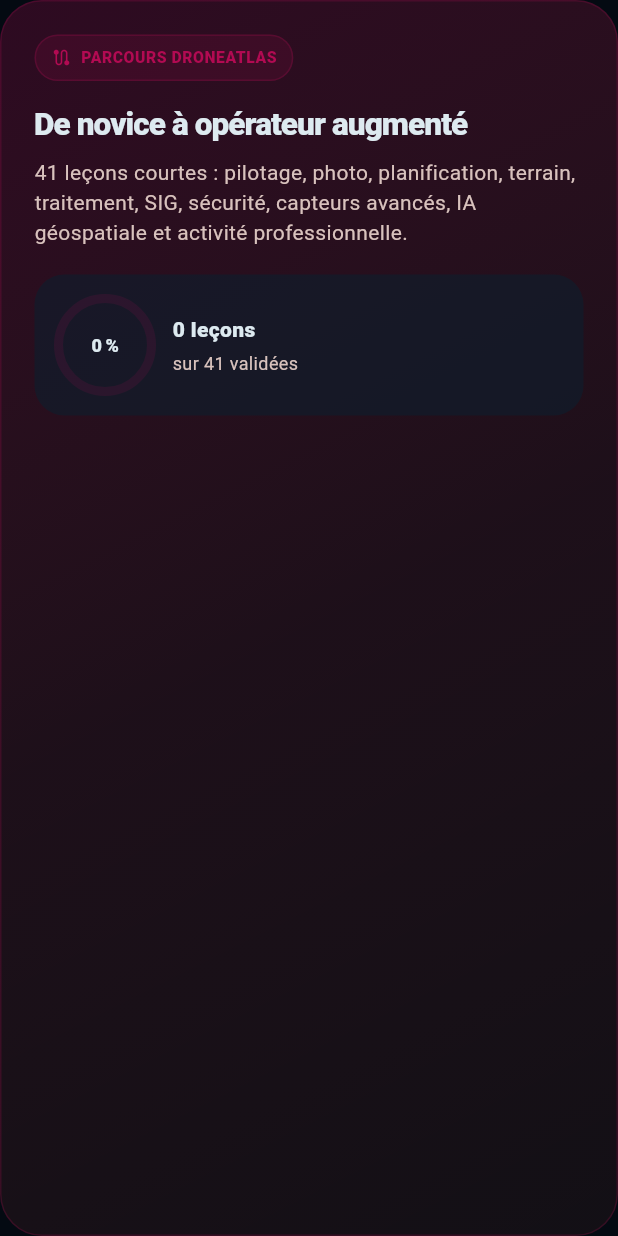
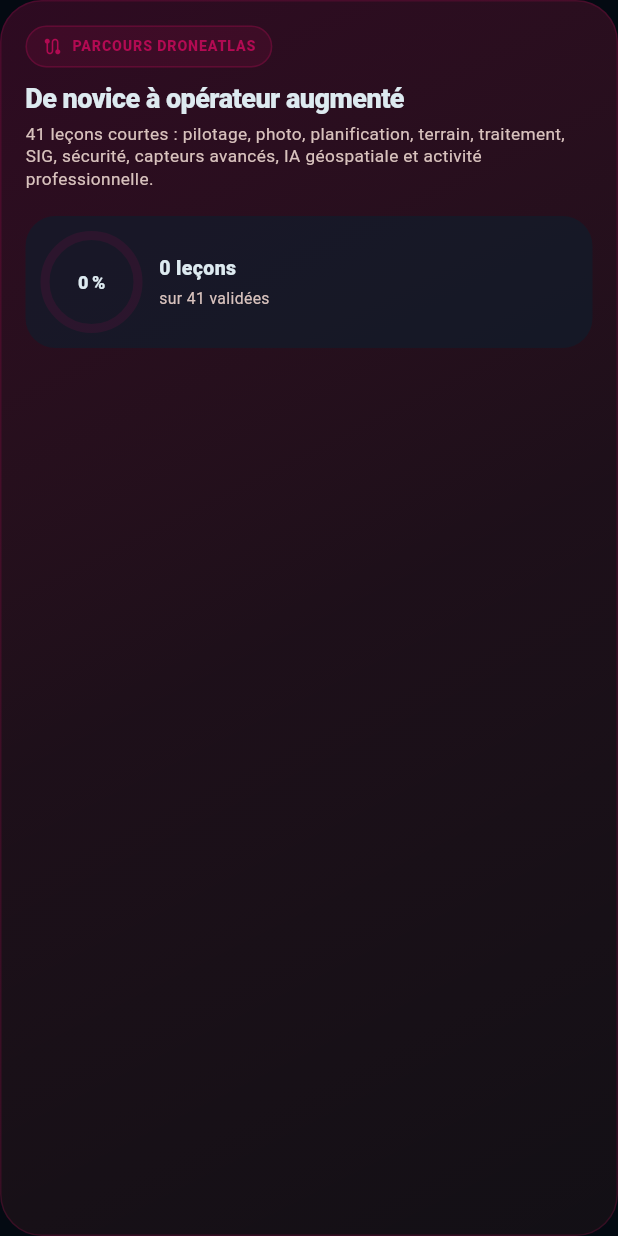
Before and after one commit to yoonbuwoor/NOVDAC, a Flutter app: the _AcademyHeader widget shown alone on an empty page, opened directly with empty values, on a phone screen of 412 x 824 dp. Run offline on Flutter 3.47's test engine with Material 3 defaults, Android fonts, the phone set to English and light mode, and no system bars; our stand-ins replace flutter_local_notifications, geolocator, shared_preferences; missing offline and left inert: workmanager; accounts and stored records are empty; statements that could not run were skipped.

Commit message:
Add files via upload

```diff
--- a/lib/screens/learn_screen.dart
+++ b/lib/screens/learn_screen.dart
@@ -58,7 +58,7 @@
 
     final mediaQuery = MediaQuery.of(context);
     return MediaQuery(
-      data: mediaQuery.copyWith(textScaler: TextScaler.noScaling),
+      data: mediaQuery.copyWith(textScaler: const TextScaler.linear(.90)),
       child: CustomScrollView(
         slivers: [
         SliverToBoxAdapter(
@@ -180,7 +180,7 @@
           child: MaxWidthBox(
             child: Padding(
               padding: const EdgeInsets.fromLTRB(20, 28, 20, 12),
-              child: SectionHeading(
+              child: _CompactSectionHeading(
                 title: _query.isEmpty ? 'Parcours en ${modules.length} modules' : '${filtered.length + remoteFiltered.length} résultat(s)',
                 subtitle: _query.isEmpty
                     ? 'Chaque module associe théorie, démonstration et vérification.'
@@ -226,6 +226,85 @@
   }
 }
 
+
+
+class _CompactAcademyPill extends StatelessWidget {
+  const _CompactAcademyPill();
+
+  @override
+  Widget build(BuildContext context) {
+    return Align(
+      alignment: Alignment.centerLeft,
+      child: Container(
+        padding: const EdgeInsets.symmetric(horizontal: 10, vertical: 6),
+        decoration: BoxDecoration(
+          color: violet.withOpacity(.13),
+          borderRadius: BorderRadius.circular(999),
+          border: Border.all(color: violet.withOpacity(.30)),
+        ),
+        child: const Row(
+          mainAxisSize: MainAxisSize.min,
+          children: [
+            Icon(Icons.route_rounded, size: 14, color: violet),
+            SizedBox(width: 6),
+            Text(
+              'PARCOURS DRONEATLAS',
+              style: TextStyle(
+                fontSize: 9.5,
+                height: 1,
+                fontWeight: FontWeight.w900,
+                letterSpacing: .55,
+                color: violet,
+              ),
+            ),
+          ],
+        ),
+      ),
+    );
+  }
+}
+
+class _CompactSectionHeading extends StatelessWidget {
+  const _CompactSectionHeading({
+    required this.title,
+    required this.subtitle,
+  });
+
+  final String title;
+  final String subtitle;
+
+  @override
+  Widget build(BuildContext context) {
+    final compact = MediaQuery.sizeOf(context).width < 430;
+    return Column(
+      crossAxisAlignment: CrossAxisAlignment.start,
+      children: [
+        Text(
+          title,
+          maxLines: 2,
+          overflow: TextOverflow.ellipsis,
+          style: TextStyle(
+            fontSize: compact ? 17 : 20,
+            height: 1.12,
+            fontWeight: FontWeight.w900,
+            letterSpacing: -.25,
+          ),
+        ),
+        const SizedBox(height: 4),
+        Text(
+          subtitle,
+          maxLines: 2,
+          overflow: TextOverflow.ellipsis,
+          style: TextStyle(
+            fontSize: compact ? 10.5 : 11.5,
+            height: 1.28,
+            color: Theme.of(context).colorScheme.onSurfaceVariant,
+          ),
+        ),
+      ],
+    );
+  }
+}
 
 class _AcademyQuickAccess extends StatelessWidget {
   const _AcademyQuickAccess({
@@ -362,7 +441,7 @@
     final total = totalLessonCount + controller.remoteCourses.length;
     final progress = controller.courseProgress(total);
     return Container(
-      padding: const EdgeInsets.all(22),
+      padding: EdgeInsets.all(MediaQuery.sizeOf(context).width < 430 ? 16 : 20),
       decoration: BoxDecoration(
         borderRadius: BorderRadius.circular(28),
         gradient: LinearGradient(
@@ -378,19 +457,33 @@
           final info = Column(
             crossAxisAlignment: CrossAxisAlignment.start,
             children: [
-              const Pill(label: 'PARCOURS DRONEATLAS', icon: Icons.route_rounded, color: violet),
-              const SizedBox(height: 14),
-              Text('De novice à opérateur augmenté', style: TextStyle(fontSize: MediaQuery.sizeOf(context).width < 430 ? 21 : 25, fontWeight: FontWeight.w900, letterSpacing: -.6)),
-              const SizedBox(height: 7),
+              const _CompactAcademyPill(),
+              const SizedBox(height: 11),
+              Text(
+                'De novice à opérateur augmenté',
+                maxLines: 2,
+                overflow: TextOverflow.ellipsis,
+                style: TextStyle(
+                  fontSize: MediaQuery.sizeOf(context).width < 430 ? 18 : 21,
+                  height: 1.08,
+                  fontWeight: FontWeight.w900,
+                  letterSpacing: -.35,
+                ),
+              ),
+              const SizedBox(height: 6),
               Text(
                 '${totalLessonCount + controller.remoteCourses.length} leçons courtes : pilotage, photo, planification, terrain, traitement, SIG, sécurité, capteurs avancés, IA géospatiale et activité professionnelle.',
-                style: TextStyle(color: Theme.of(context).colorScheme.onSurfaceVariant, height: 1.4),
+                style: TextStyle(
+                  color: Theme.of(context).colorScheme.onSurfaceVariant,
+                  height: 1.32,
+                  fontSize: MediaQuery.sizeOf(context).width < 430 ? 11.5 : 12.5,
+                ),
               ),
             ],
           );
           final progressCard = Container(
             width: wide ? 210 : double.infinity,
-            padding: const EdgeInsets.all(16),
+            padding: const EdgeInsets.all(13),
             decoration: BoxDecoration(
               color: Theme.of(context).cardTheme.color?.withOpacity(.62),
               borderRadius: BorderRadius.circular(20),
@@ -404,9 +497,18 @@
                   child: Column(
                     crossAxisAlignment: CrossAxisAlignment.start,
                     children: [
-                      Text('${controller.completedLessons.length} leçons', style: const TextStyle(fontWeight: FontWeight.w900)),
+                      Text(
+                        '${controller.completedLessons.length} leçons',
+                        style: const TextStyle(fontSize: 13, fontWeight: FontWeight.w900),
+                      ),
                       const SizedBox(height: 4),
-                      Text('sur $total validées', style: TextStyle(fontSize: 12, color: Theme.of(context).colorScheme.onSurfaceVariant)),
+                      Text(
+                        'sur $total validées',
+                        style: TextStyle(
+                          fontSize: 10.5,
+                          color: Theme.of(context).colorScheme.onSurfaceVariant,
+                        ),
+                      ),
                     ],
                   ),
                 ),
@@ -450,9 +552,9 @@
                 ],
               ),
               const SizedBox(height: 16),
-              Text(module.title, maxLines: 1, overflow: TextOverflow.ellipsis, style: const TextStyle(fontSize: 17, fontWeight: FontWeight.w900)),
+              Text(module.title, maxLines: 1, overflow: TextOverflow.ellipsis, style: const TextStyle(fontSize: 15.5, fontWeight: FontWeight.w900)),
               const SizedBox(height: 6),
-              Text(module.subtitle, maxLines: 2, overflow: TextOverflow.ellipsis, style: TextStyle(color: Theme.of(context).colorScheme.onSurfaceVariant, height: 1.32, fontSize: 12)),
+              Text(module.subtitle, maxLines: 2, overflow: TextOverflow.ellipsis, style: TextStyle(color: Theme.of(context).colorScheme.onSurfaceVariant, height: 1.32, fontSize: 11.5)),
               const Spacer(),
               ...module.lessons.take(2).map(
                     (lesson) => Padding(
```
